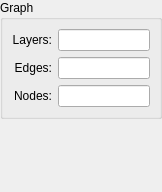
saschpe/masonry, file src/gui/widgets/infodockwidget.ui: the form before one commit.
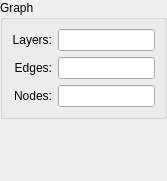
The form after the commit.

Commit message: Set prefred size mode to minial for all dock widgets:

```diff
--- a/src/gui/widgets/infodockwidget.ui
+++ b/src/gui/widgets/infodockwidget.ui
@@ -6,8 +6,8 @@
    <rect>
     <x>0</x>
     <y>0</y>
-    <width>162</width>
-    <height>192</height>
+    <width>167</width>
+    <height>181</height>
    </rect>
   </property>
   <property name="floating">
```
Left out of the diff: 42 changed lines with no effect on the pictures. The commit also changes 2 other files.
